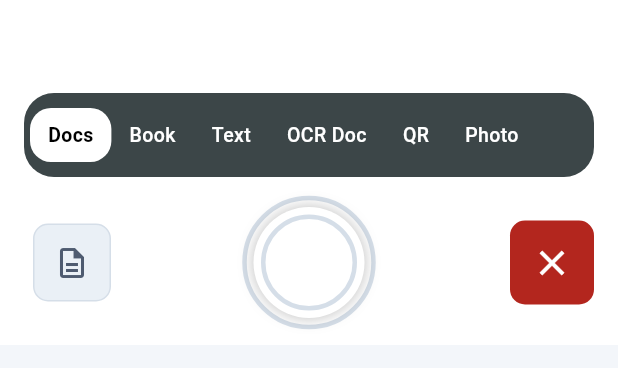
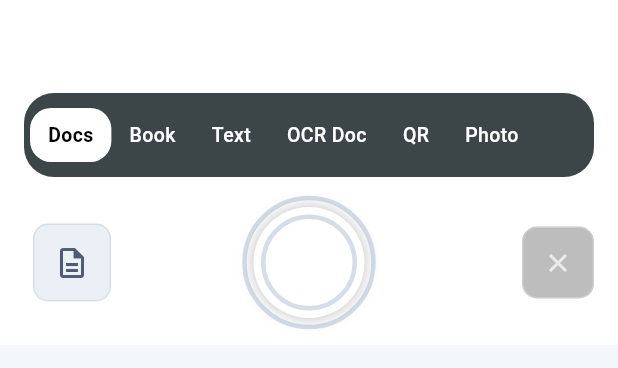
Before and after one commit to varun15j/pfd_editor, a Flutter app: the _ControlPanel widget shown alone on an empty page, opened directly with empty values, on a phone screen of 412 x 824 dp. Shown: the top 368 px of the screen. Run offline on Flutter 3.47's test engine with Material 3 defaults, Android fonts, the phone set to English and light mode, and no system bars; our stand-ins replace camera, file_picker, flutter_riverpod, package_info_plus, pdf, permission_handler and 3 more; missing offline and left inert: cunning_document_scanner, google_mlkit_barcode_scanning, google_mlkit_text_recognition, pdfrx; accounts and stored records are empty.

Commit message:
Make the camera's discard button small and outlined
It was a 56 dp solid red button beside the shutter. It is now a 48 dp
outlined button with a small close icon; the confirmation stays.

Co-Authored-By: Claude Opus 5.5 (1M context) <noreply@anthropic.com>
Claude-Session: https://claude.ai/code/session_018Ggtnnu5xE8uoRokg2vFjH

```diff
--- a/lumascan_app/lib/features/batch_capture/batch_capture_screen.dart
+++ b/lumascan_app/lib/features/batch_capture/batch_capture_screen.dart
@@ -1477,12 +1477,15 @@ class _ControlPanel extends StatelessWidget {
                         excludeSemantics: true,
                         child: IconButton(
                           onPressed: onDiscard,
+                          // Kept small and outlined so it never competes
+                          // with the shutter; it still asks before discarding.
                           style: IconButton.styleFrom(
-                            backgroundColor: colors.danger,
-                            foregroundColor: Colors.white,
-                            fixedSize: const Size(56, 56),
+                            backgroundColor: Colors.black26,
+                            foregroundColor: Colors.white70,
+                            side: const BorderSide(color: Colors.white24),
+                            fixedSize: const Size(minTapTarget, minTapTarget),
                           ),
-                          icon: const Icon(Icons.close, size: 28),
+                          icon: const Icon(Icons.close, size: 20),
                         ),
                       ),
                     ),
```
